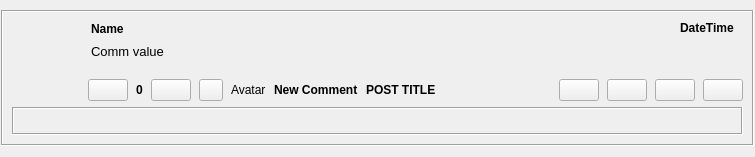
First picture: the form in retroshare-gui/src/gui/feeds/BoardsCommentsItem.ui, repository RetroShare/RetroShare, before the edit.
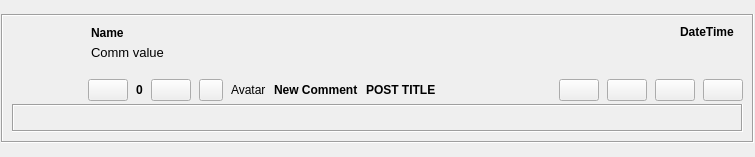
Second picture: the form after the edit. Custom widgets are drawn as their Qt base class.

Commit message: attempt to fix some issues on comments feeds

What changed in the file:
```diff
--- a/retroshare-gui/src/gui/feeds/BoardsCommentsItem.ui
+++ b/retroshare-gui/src/gui/feeds/BoardsCommentsItem.ui
@@ -44,6 +44,9 @@
       <property name="topMargin">
        <number>9</number>
       </property>
+      <property name="verticalSpacing">
+       <number>3</number>
+      </property>
       <item row="2" column="1">
        <layout class="QHBoxLayout" name="buttonHLayout">
         <property name="spacing">
@@ -279,7 +282,7 @@
           <property name="sizeHint" stdset="0">
            <size>
             <width>20</width>
-            <height>10</height>
+            <height>6</height>
            </size>
           </property>
          </spacer>
@@ -377,6 +380,9 @@
          <property name="bottomMargin">
           <number>0</number>
          </property>
+         <property name="verticalSpacing">
+          <number>3</number>
+         </property>
          <item row="0" column="2">
           <spacer name="horizontalSpacer_3">
            <property name="orientation">
```
The commit also changes 3 other files.
